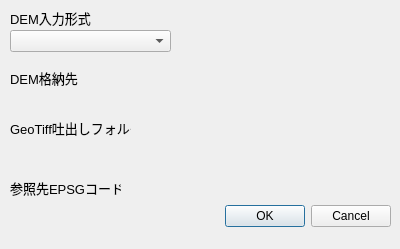
Qt form convert_dem_to_geotiff_dialog_base.ui (MIERUNE/QuickDEM4JP) before a commit.
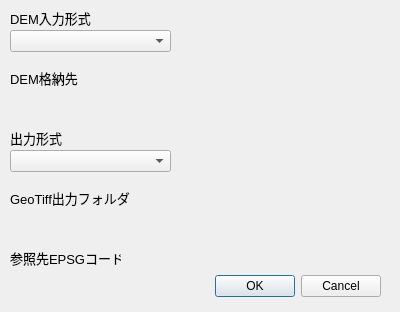
The same form after that commit. Custom widgets are drawn as their Qt base class.

The edit to the form file:
```diff
--- a/convert_dem_to_geotiff_dialog_base.ui
+++ b/convert_dem_to_geotiff_dialog_base.ui
@@ -7,7 +7,7 @@
     <x>0</x>
     <y>0</y>
     <width>400</width>
-    <height>249</height>
+    <height>312</height>
    </rect>
   </property>
   <property name="windowTitle">
@@ -16,8 +16,8 @@
   <widget class="QDialogButtonBox" name="button_box">
    <property name="geometry">
     <rect>
-     <x>50</x>
-     <y>200</y>
+     <x>40</x>
+     <y>270</y>
      <width>341</width>
      <height>32</height>
     </rect>
@@ -51,7 +51,7 @@
    <property name="geometry">
     <rect>
      <x>10</x>
-     <y>120</y>
+     <y>190</y>
      <width>121</width>
      <height>16</height>
     </rect>
@@ -62,14 +62,14 @@
     </font>
    </property>
    <property name="text">
-    <string>GeoTiff吐出しフォルダ</string>
+    <string>GeoTiff出力フォルダ</string>
    </property>
   </widget>
   <widget class="QLabel" name="label_3">
    <property name="geometry">
     <rect>
      <x>10</x>
-     <y>180</y>
+     <y>250</y>
      <width>111</width>
      <height>16</height>
     </rect>
@@ -87,7 +87,7 @@
    <property name="geometry">
     <rect>
      <x>10</x>
-     <y>210</y>
+     <y>270</y>
      <width>191</width>
      <height>22</height>
     </rect>
@@ -117,7 +117,7 @@
    <property name="geometry">
     <rect>
      <x>10</x>
-     <y>140</y>
+     <y>210</y>
      <width>381</width>
      <height>27</height>
     </rect>
@@ -156,6 +156,34 @@
     </rect>
    </property>
   </widget>
+  <widget class="QComboBox" name="comboBox_2">
+   <property name="geometry">
+    <rect>
+     <x>10</x>
+     <y>150</y>
+     <width>161</width>
+     <height>22</height>
+    </rect>
+   </property>
+  </widget>
+  <widget class="QLabel" name="label_5">
+   <property name="geometry">
+    <rect>
+     <x>10</x>
+     <y>130</y>
+     <width>111</width>
+     <height>16</height>
+    </rect>
+   </property>
+   <property name="font">
+    <font>
+     <pointsize>10</pointsize>
+    </font>
+   </property>
+   <property name="text">
+    <string>出力形式</string>
+   </property>
+  </widget>
  </widget>
  <customwidgets>
   <customwidget>
```
